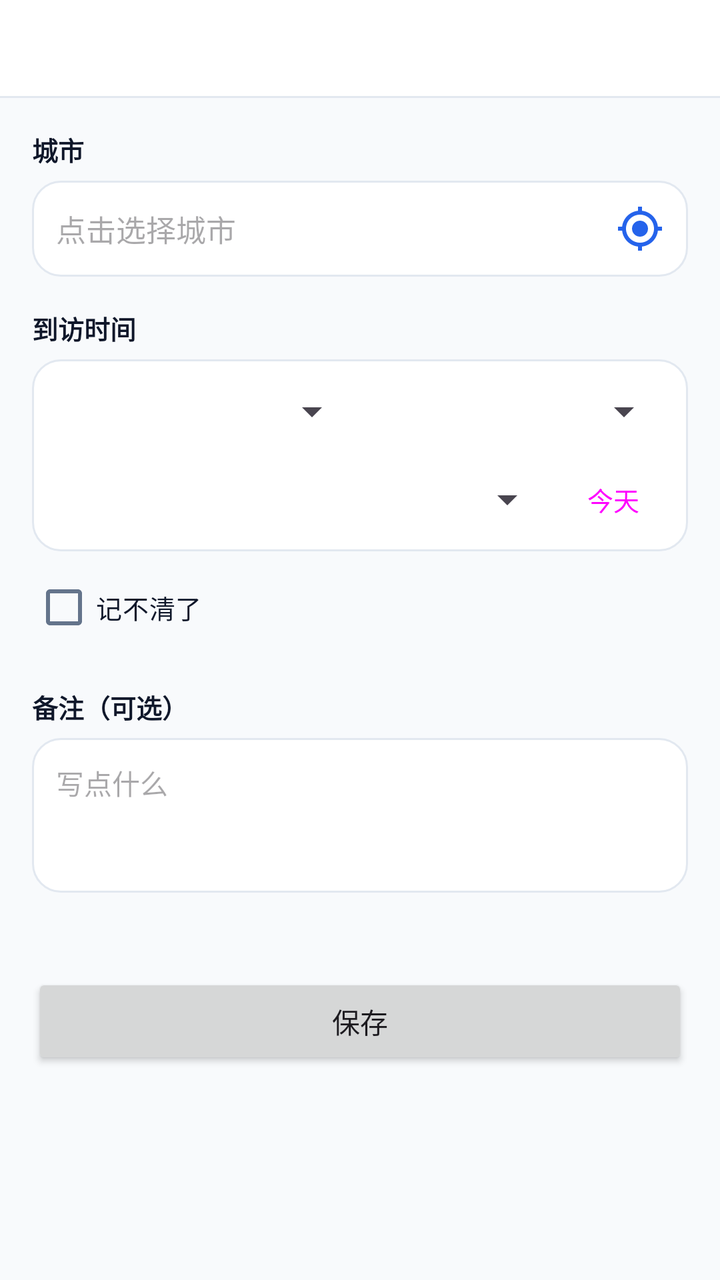
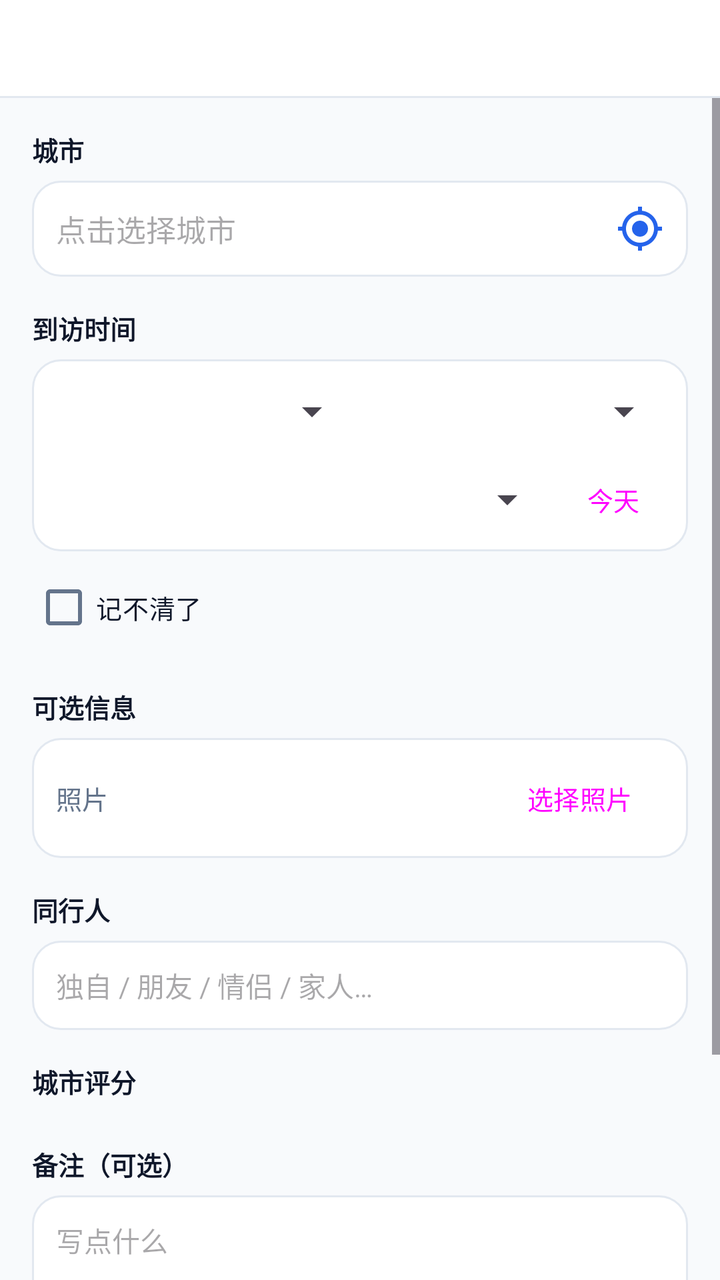

Compare the two renders of this Android layout. The source of the first and the diff that turns it into the second are given below.
<!-- AndroidManifest.xml: application theme Theme.CityFootprint -->
<!-- res/layout/activity_checkin_edit.xml -->
<?xml version="1.0" encoding="utf-8"?>
<LinearLayout xmlns:android="http://schemas.android.com/apk/res/android"
    android:layout_width="match_parent"
    android:layout_height="match_parent"
    android:background="@color/bg"
    android:orientation="vertical">

    <include
        android:id="@+id/topBar"
        layout="@layout/view_top_bar"
        android:layout_width="match_parent"
        android:layout_height="wrap_content" />

    <ScrollView
        android:layout_width="match_parent"
        android:layout_height="0dp"
        android:layout_weight="1">

        <LinearLayout
            android:layout_width="match_parent"
            android:layout_height="wrap_content"
            android:orientation="vertical"
            android:padding="16dp">

            
            <TextView
                style="@style/TextFormLabel"
                android:text="@string/checkin_city" />

            <LinearLayout
                android:layout_width="match_parent"
                android:layout_height="wrap_content"
                android:background="@drawable/bg_card"
                android:gravity="center_vertical"
                android:orientation="horizontal"
                android:paddingStart="12dp"
                android:paddingEnd="4dp">

                <EditText
                    android:id="@+id/inputCity"
                    android:layout_width="0dp"
                    android:layout_height="48dp"
                    android:layout_weight="1"
                    android:background="@null"
                    android:clickable="false"
                    android:focusable="false"
                    android:hint="@string/checkin_city_hint"
                    android:inputType="none"
                    android:textColor="@color/fg"
                    android:textSize="15sp" />

                <ImageButton
                    android:id="@+id/btnLocate"
                    android:layout_width="40dp"
                    android:layout_height="40dp"
                    android:background="?attr/selectableItemBackgroundBorderless"
                    android:contentDescription="@string/checkin_locate"
                    android:padding="8dp"
                    android:src="@drawable/ic_locate"
                    android:tint="?attr/appAccent" />
            </LinearLayout>

            <TextView
                android:id="@+id/textCityError"
                android:layout_width="match_parent"
                android:layout_height="wrap_content"
                android:layout_marginTop="4dp"
                android:textColor="@color/destructive"
                android:textSize="12sp"
                android:visibility="gone" />

            
            <TextView
                style="@style/TextFormLabel"
                android:layout_marginTop="16dp"
                android:text="@string/checkin_date" />

            
            <LinearLayout
                android:layout_width="match_parent"
                android:layout_height="wrap_content"
                android:background="@drawable/bg_card"
                android:orientation="vertical"
                android:paddingStart="8dp"
                android:paddingTop="4dp"
                android:paddingEnd="8dp"
                android:paddingBottom="4dp">

                <LinearLayout
                    android:layout_width="match_parent"
                    android:layout_height="wrap_content"
                    android:gravity="center_vertical"
                    android:orientation="horizontal">

                    <Spinner
                        android:id="@+id/spinYear"
                        android:layout_width="0dp"
                        android:layout_height="44dp"
                        android:layout_weight="1" />

                    <Spinner
                        android:id="@+id/spinMonth"
                        android:layout_width="0dp"
                        android:layout_height="44dp"
                        android:layout_weight="1" />
                </LinearLayout>

                <LinearLayout
                    android:layout_width="match_parent"
                    android:layout_height="wrap_content"
                    android:gravity="center_vertical"
                    android:orientation="horizontal">

                    <Spinner
                        android:id="@+id/spinDay"
                        android:layout_width="0dp"
                        android:layout_height="44dp"
                        android:layout_weight="1" />

                    <Button
                        android:id="@+id/btnToday"
                        style="?attr/materialButtonOutlinedStyle"
                        android:layout_width="wrap_content"
                        android:layout_height="36dp"
                        android:minWidth="0dp"
                        android:paddingStart="16dp"
                        android:paddingEnd="16dp"
                        android:text="@string/checkin_today"
                        android:textSize="13sp" />
                </LinearLayout>
            </LinearLayout>

            <CheckBox
                android:id="@+id/switchForgot"
                android:layout_width="wrap_content"
                android:layout_height="wrap_content"
                android:layout_marginTop="4dp"
                android:text="@string/checkin_forgot"
                android:textColor="@color/fg"
                android:textSize="13sp" />

            
            <TextView
                style="@style/TextFormLabel"
                android:layout_marginTop="16dp"
                android:text="@string/checkin_note" />

            <EditText
                android:id="@+id/inputNote"
                android:layout_width="match_parent"
                android:layout_height="wrap_content"
                android:background="@drawable/bg_card"
                android:gravity="top"
                android:hint="@string/checkin_note_hint"
                android:inputType="textMultiLine"
                android:maxLength="233"
                android:minLines="3"
                android:padding="12dp"
                android:textColor="@color/fg"
                android:textSize="14sp" />

            <TextView
                android:id="@+id/textCounter"
                android:layout_width="match_parent"
                android:layout_height="wrap_content"
                android:layout_marginTop="4dp"
                android:gravity="end"
                android:textColor="@color/text_tertiary"
                android:textSize="12sp" />

            <Button
                android:id="@+id/btnSave"
                android:layout_width="match_parent"
                android:layout_height="48dp"
                android:layout_marginTop="20dp"
                android:text="@string/checkin_save" />
        </LinearLayout>
    </ScrollView>
</LinearLayout>
<!-- res/layout/view_top_bar.xml (included above) -->
<?xml version="1.0" encoding="utf-8"?>
<LinearLayout xmlns:android="http://schemas.android.com/apk/res/android"
    style="@style/Widget.App.ShellBand">

    <LinearLayout
        android:layout_width="match_parent"
        android:layout_height="48dp"
        android:gravity="center_vertical"
        android:orientation="horizontal"
        android:paddingStart="16dp"
        android:paddingEnd="16dp">

        <ImageButton
            android:id="@+id/btnBack"
            android:layout_width="36dp"
            android:layout_height="36dp"
            android:layout_marginEnd="10dp"
            android:background="?attr/selectableItemBackgroundBorderless"
            android:contentDescription="@string/common_back"
            android:padding="6dp"
            android:src="@drawable/ic_back"
            android:tint="@color/sidebar_fg"
            android:visibility="gone" />

        <TextView
            android:id="@+id/title"
            android:layout_width="0dp"
            android:layout_height="wrap_content"
            android:layout_weight="1"
            android:ellipsize="end"
            android:maxLines="1"
            android:textColor="@color/sidebar_fg"
            android:textSize="16sp"
            android:textStyle="bold" />

        
        <ImageButton
            android:id="@+id/btnMenu"
            android:layout_width="36dp"
            android:layout_height="36dp"
            android:layout_marginStart="10dp"
            android:background="?attr/selectableItemBackgroundBorderless"
            android:contentDescription="@string/common_add"
            android:padding="6dp"
            android:src="@drawable/ic_add"
            android:tint="@color/sidebar_fg"
            android:visibility="gone" />

        
        <ImageButton
            android:id="@+id/btnDelete"
            android:layout_width="36dp"
            android:layout_height="36dp"
            android:layout_marginStart="10dp"
            android:background="?attr/selectableItemBackgroundBorderless"
            android:contentDescription="@string/edit_delete"
            android:padding="6dp"
            android:src="@drawable/ic_delete"
            android:tint="@color/destructive"
            android:visibility="gone" />
    </LinearLayout>

    <View style="@style/Widget.App.ShellDivider" />
</LinearLayout>
<!-- resources referenced by this layout -->
<resources>
  <color name="bg">#F8FAFC</color>
  <color name="destructive">#DC2626</color>
  <color name="fg">#0F172A</color>
  <color name="sidebar_fg">#0F172A</color>
  <color name="text_tertiary">#64748B</color>
  <!-- drawable bg_card (drawable) -->
  <?xml version="1.0" encoding="utf-8"?>
  <shape xmlns:android="http://schemas.android.com/apk/res/android"
      android:shape="rectangle">
      <corners android:radius="14dp" />
      <solid android:color="@color/card" />
      <stroke
          android:width="1dp"
          android:color="@color/border" />
  </shape>
  <string name="checkin_city">城市</string>
  <string name="checkin_city_hint">点击选择城市</string>
  <string name="checkin_date">到访时间</string>
  <string name="checkin_forgot">记不清了</string>
  <string name="checkin_locate">定位到当前城市</string>
  <string name="checkin_note">备注（可选）</string>
  <string name="checkin_note_hint">写点什么</string>
  <string name="checkin_save">保存</string>
  <string name="checkin_today">今天</string>
  <string name="common_add">添加</string>
  <string name="common_back">返回</string>
  <string name="edit_delete">删除</string>
  <style name="TextFormLabel">
          <item name="android:layout_width">match_parent</item>
          <item name="android:layout_height">wrap_content</item>
          <item name="android:layout_marginBottom">6dp</item>
          <item name="android:textColor">@color/fg</item>
          <item name="android:textSize">13sp</item>
          <item name="android:textStyle">bold</item>
      </style>
  <style name="Widget.App.ShellBand" parent="">
          <item name="android:layout_width">match_parent</item>
          <item name="android:layout_height">wrap_content</item>
          <item name="android:background">@color/sidebar</item>
          <item name="android:orientation">vertical</item>
      </style>
  <style name="Widget.App.ShellDivider" parent="">
          <item name="android:layout_width">match_parent</item>
          <item name="android:layout_height">1dp</item>
          <item name="android:background">@color/sidebar_border</item>
      </style>
  <color name="card">#FFFFFF</color>
  <color name="border">#E2E8F0</color>
  <color name="sidebar">#FFFFFF</color>
  <color name="sidebar_border">#E2E8F0</color>
  <color name="accent">#2563EB</color>
  <color name="on_accent">#FFFFFF</color>
  <color name="accent_light">#EFF6FF</color>
  <color name="accent_soft_fg">#1D4ED8</color>
  <color name="muted_fg">#64748B</color>
  <color name="muted">#E2E8F0</color>
  <color name="window_bg_light">#FFFFFF</color>
  <style name="Widget.App.CardView" parent="Widget.Material3.CardView.Outlined">
          <item name="cardCornerRadius">14dp</item>
          <item name="cardElevation">0dp</item>
          <item name="cardBackgroundColor">@color/card</item>
          <item name="strokeColor">@color/border</item>
          <item name="strokeWidth">1dp</item>
      </style>
  <style name="Widget.App.Button" parent="Widget.Material3.Button">
          <item name="cornerRadius">999dp</item>
      </style>
  <style name="Widget.App.PopupMenu" parent="Widget.Material3.PopupMenu">
          <item name="android:popupBackground">@drawable/bg_popup_menu</item>
          
          <item name="dropdownListPreferredItemHeight">52dp</item>
          <item name="android:textAppearanceLargePopupMenu">@style/TextAppearance.App.PopupMenuItem</item>
      </style>
  <style name="TextAppearance.App.PopupMenuItem" parent="TextAppearance.Material3.BodyLarge">
          <item name="android:textColor">@color/fg</item>
          <item name="android:textSize">15sp</item>
      </style>
  <!-- unchanged entries left out for length: 6 -->
</resources>

<!-- the commit's change to res/layout/activity_checkin_edit.xml (unified diff, before → after) -->
@@ -138,6 +138,79 @@
                 android:text="@string/checkin_forgot"
                 android:textColor="@color/fg"
                 android:textSize="13sp" />
+
+            
+            <TextView
+                style="@style/TextFormLabel"
+                android:layout_marginTop="16dp"
+                android:text="@string/checkin_section_optional" />
+
+            <LinearLayout
+                android:layout_width="match_parent"
+                android:layout_height="wrap_content"
+                android:background="@drawable/bg_card"
+                android:gravity="center_vertical"
+                android:orientation="horizontal"
+                android:padding="12dp">
+
+                <ImageView
+                    android:id="@+id/imagePhoto"
+                    android:layout_width="64dp"
+                    android:layout_height="64dp"
+                    android:background="@drawable/bg_card"
+                    android:contentDescription="@string/photo_label"
+                    android:scaleType="centerCrop"
+                    android:visibility="gone" />
+
+                <TextView
+                    android:id="@+id/textPhotoEmpty"
+                    android:layout_width="0dp"
+                    android:layout_height="wrap_content"
+                    android:layout_weight="1"
+                    android:text="@string/photo_label"
+                    android:textColor="@color/text_tertiary"
+                    android:textSize="13sp" />
+
+                <Button
+                    android:id="@+id/btnPickPhoto"
+                    style="?attr/materialButtonOutlinedStyle"
+                    android:layout_width="wrap_content"
+                    android:layout_height="36dp"
+                    android:minWidth="0dp"
+                    android:paddingStart="16dp"
+                    android:paddingEnd="16dp"
+                    android:text="@string/photo_pick"
+                    android:textSize="13sp" />
+            </LinearLayout>
+
+            <TextView
+                style="@style/TextFormLabel"
+                android:layout_marginTop="16dp"
+                android:text="@string/companions_label" />
+
+            <EditText
+                android:id="@+id/inputCompanions"
+                android:layout_width="match_parent"
+                android:layout_height="wrap_content"
+                android:background="@drawable/bg_card"
+                android:hint="@string/companions_hint"
+                android:inputType="text"
+                android:maxLength="23"
+                android:padding="12dp"
+                android:textColor="@color/fg"
+                android:textSize="14sp" />
+
+            <TextView
+                style="@style/TextFormLabel"
+                android:layout_marginTop="16dp"
+                android:text="@string/rating_label" />
+
+            <LinearLayout
+                android:id="@+id/ratingRow"
+                android:layout_width="match_parent"
+                android:layout_height="wrap_content"
+                android:orientation="horizontal" />
+
 
             
             <TextView
<!-- resource entries referenced after the edit -->
@@ -23,10 +23,16 @@
   <string name="checkin_note">备注（可选）</string>
   <string name="checkin_note_hint">写点什么</string>
   <string name="checkin_save">保存</string>
+  <string name="checkin_section_optional">可选信息</string>
   <string name="checkin_today">今天</string>
   <string name="common_add">添加</string>
   <string name="common_back">返回</string>
+  <string name="companions_hint">独自 / 朋友 / 情侣 / 家人…</string>
+  <string name="companions_label">同行人</string>
   <string name="edit_delete">删除</string>
+  <string name="photo_label">照片</string>
+  <string name="photo_pick">选择照片</string>
+  <string name="rating_label">城市评分</string>
   <style name="TextFormLabel">
           <item name="android:layout_width">match_parent</item>
           <item name="android:layout_height">wrap_content</item>
